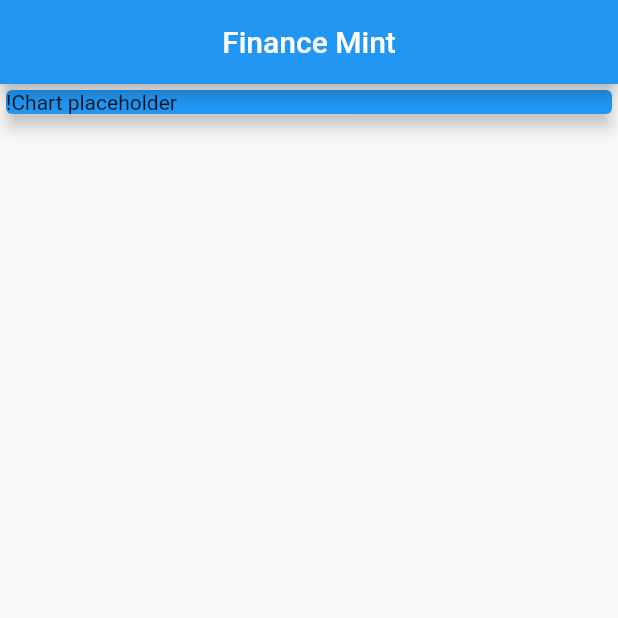
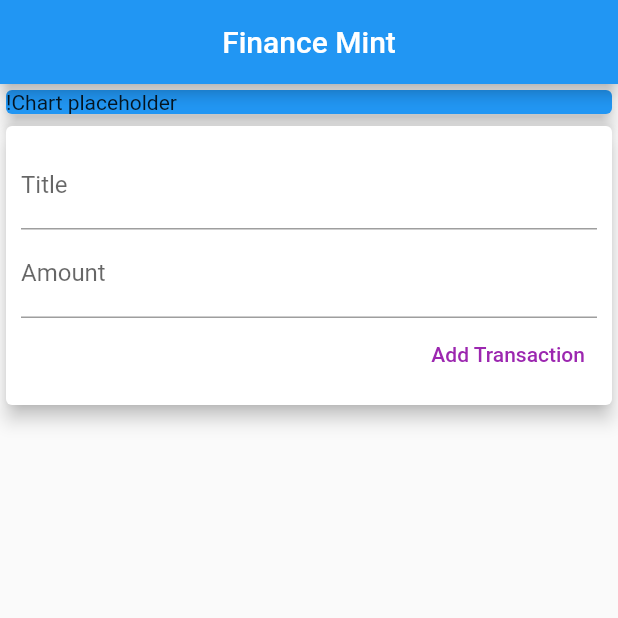
Before and after one commit to cmburch/MobileApps, a Flutter app: the screen it shows after launch, on a phone screen of 412 x 824 dp, the top half of it. Run offline on Flutter 3.47's test engine with Material 2 defaults, Android fonts, the phone set to English and light mode, and no system bars.

Commit message:
[finance_app_1]  create inputs/textfields to add new Transactions

```diff
--- a/finance_app_1/lib/main.dart
+++ b/finance_app_1/lib/main.dart
@@ -1,3 +1,4 @@
+import 'package:finance_app_1/widgets/user_transaction.dart';
 import 'package:flutter/material.dart';
 
 void main() {
@@ -42,6 +43,7 @@ class MyHomePage extends StatelessWidget {
                 child: const Text("!Chart placeholder"),
               ),
             ),
+            UserTransactions(),
           ],
         ),
       ),
--- a/finance_app_1/lib/widgets/new_transaction.dart
+++ b/finance_app_1/lib/widgets/new_transaction.dart
@@ -0,0 +1,46 @@
+import 'package:flutter/material.dart';
+
+class NewTransaction extends StatelessWidget {
+  final Function addUserTransactions;
+  final titleController = TextEditingController();
+  final amountController = TextEditingController();
+
+  NewTransaction(this.addUserTransactions, {Key? key}) : super(key: key);
+
+  @override
+  Widget build(BuildContext context) {
+    return Card(
+      elevation: 5,
+      child: Container(
+        padding: const EdgeInsets.all(10),
+        child: Column(
+          crossAxisAlignment: CrossAxisAlignment.end,
+          children: [
+            TextField(
+              controller: titleController,
+              decoration: const InputDecoration(
+                labelText: 'Title',
+              ),
+            ),
+            TextField(
+              controller: amountController,
+              decoration: const InputDecoration(
+                labelText: 'Amount',
+              ),
+            ),
+            TextButton(
+              style: TextButton.styleFrom(
+                primary: Colors.purple,
+              ),
+              child: const Text('Add Transaction'),
+              onPressed: () => addUserTransactions(
+                titleController.text,
+                double.parse(amountController.text),
+              ),
+            )
+          ],
+        ),
+      ),
+    );
+  }
+}
--- a/finance_app_1/lib/widgets/user_transaction.dart
+++ b/finance_app_1/lib/widgets/user_transaction.dart
@@ -1,5 +1,7 @@
 import 'package:finance_app_1/models/transaction.dart';
 import 'package:flutter/material.dart';
+
+import 'new_transaction.dart';
 
 class UserTransactions extends StatefulWidget {
   const UserTransactions({Key? key}) : super(key: key);
@@ -24,7 +26,7 @@ class _UserTransactionsState extends State<UserTransactions> {
     ),
   ];
 
-  void _addUserTransactions(String txTitle,double txAmount) {
+  void _addUserTransactions(String txTitle, double txAmount) {
     final newTx = Transaction(
       title: txTitle,
       amount: txAmount,
@@ -40,7 +42,9 @@ class _UserTransactionsState extends State<UserTransactions> {
   @override
   Widget build(BuildContext context) {
     return Column(
-      children: [],
+      children: [
+        NewTransaction(_addUserTransactions),
+      ],
     );
   }
 }
```
